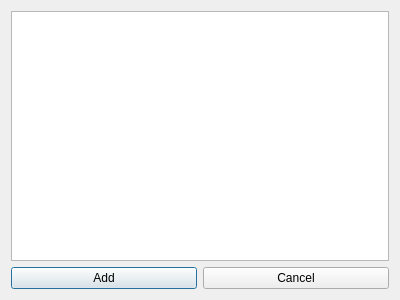
This is EagleEye/UIs/nodelistdialog.ui in dtmoodie/EagleEye as Qt 5 draws it before an edit. The edited form follows.
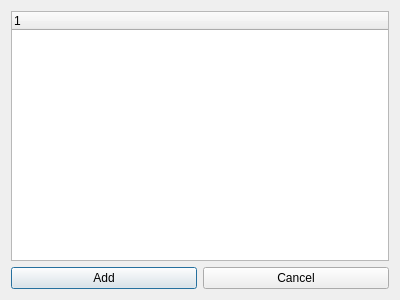
This is the edited form.

Commit message: Node info.

Patch:
```diff
--- a/EagleEye/UIs/nodelistdialog.ui
+++ b/EagleEye/UIs/nodelistdialog.ui
@@ -31,7 +31,13 @@
       </widget>
      </item>
      <item row="0" column="0" colspan="2">
-      <widget class="QListWidget" name="NodeList"/>
+      <widget class="QTreeWidget" name="NodeList">
+       <column>
+        <property name="text">
+         <string notr="true">1</string>
+        </property>
+       </column>
+      </widget>
      </item>
     </layout>
    </item>
```
The commit also changes 49 other files.
